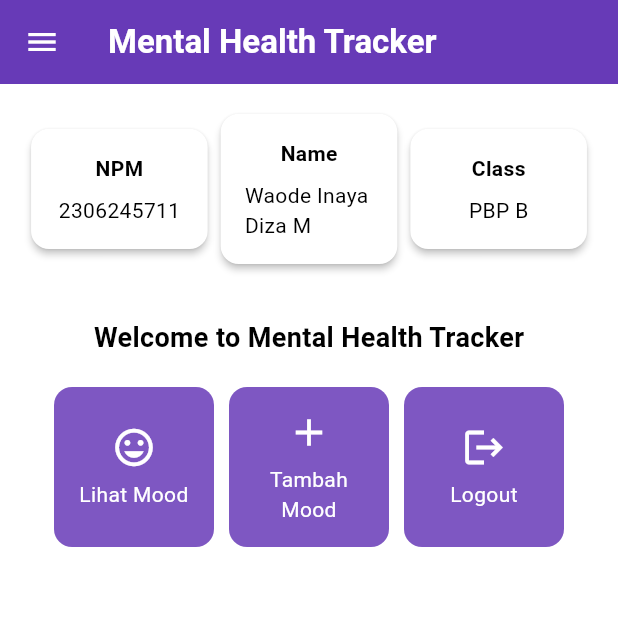
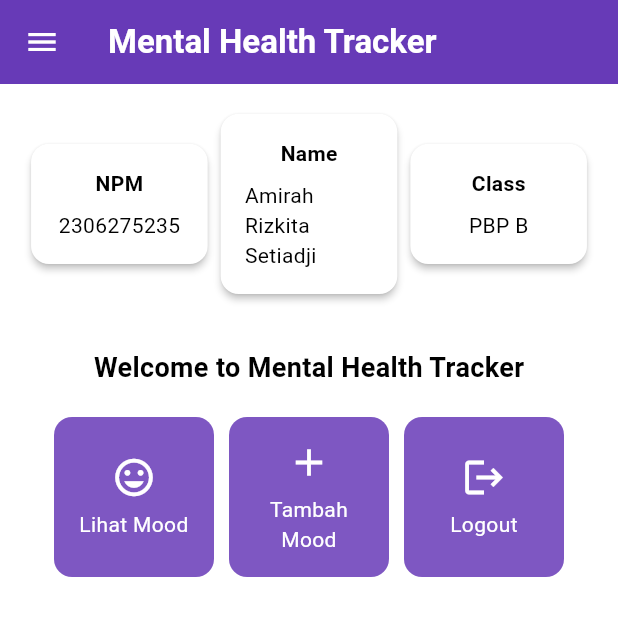
Before and after one commit to amirahsetiadji/mental-health-tracker-mobile, a Flutter app: the screen it shows after launch, on a phone screen of 412 x 824 dp, the top half of it. Run offline on Flutter 3.47's test engine with Material 3 defaults, Android fonts, the phone set to English and light mode, and no system bars.

Commit message:
tutorial 7 selesai

```diff
--- a/lib/screens/menu.dart
+++ b/lib/screens/menu.dart
@@ -3,8 +3,8 @@ import 'package:mental_health_tracker/widgets/left_drawer.dart';
 import 'package:mental_health_tracker/widgets/mood_card.dart';
 
 class MyHomePage extends StatelessWidget {
-  final String npm = '2306245711'; // NPM
-  final String name = 'Waode Inaya Diza M'; // Nama
+  final String npm = '2306275235'; // NPM
+  final String name = 'Amirah Rizkita Setiadji'; // Nama
   final String className = 'PBP B'; // Kelas
 
   final List<ItemHomepage> items = [
```
